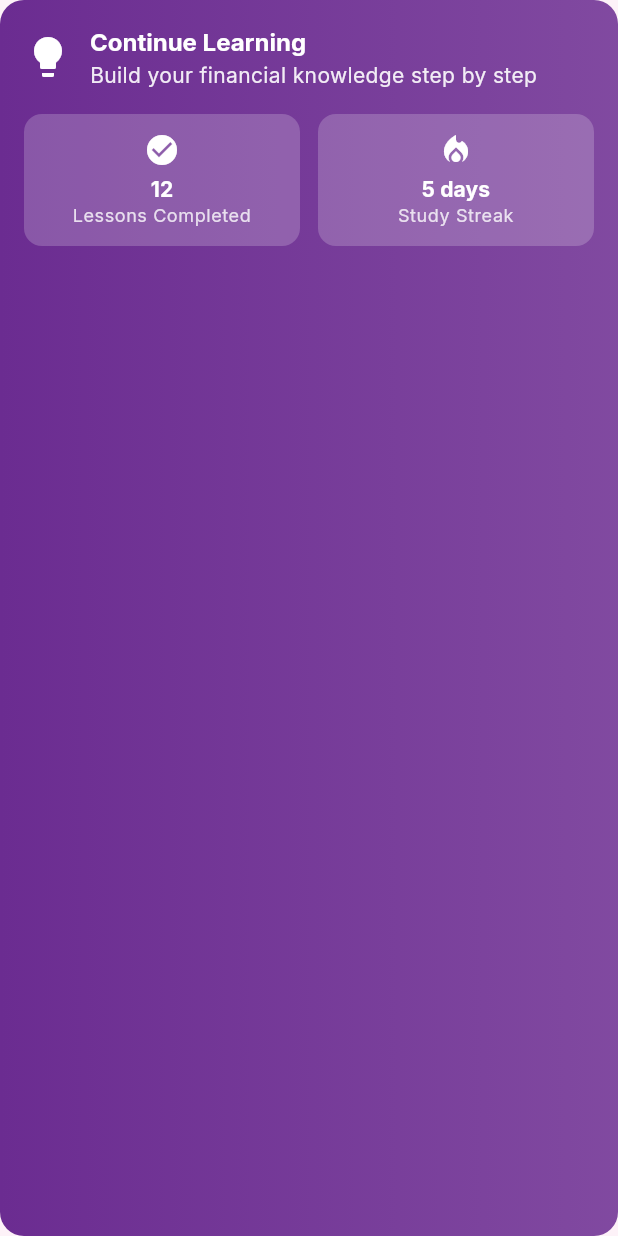
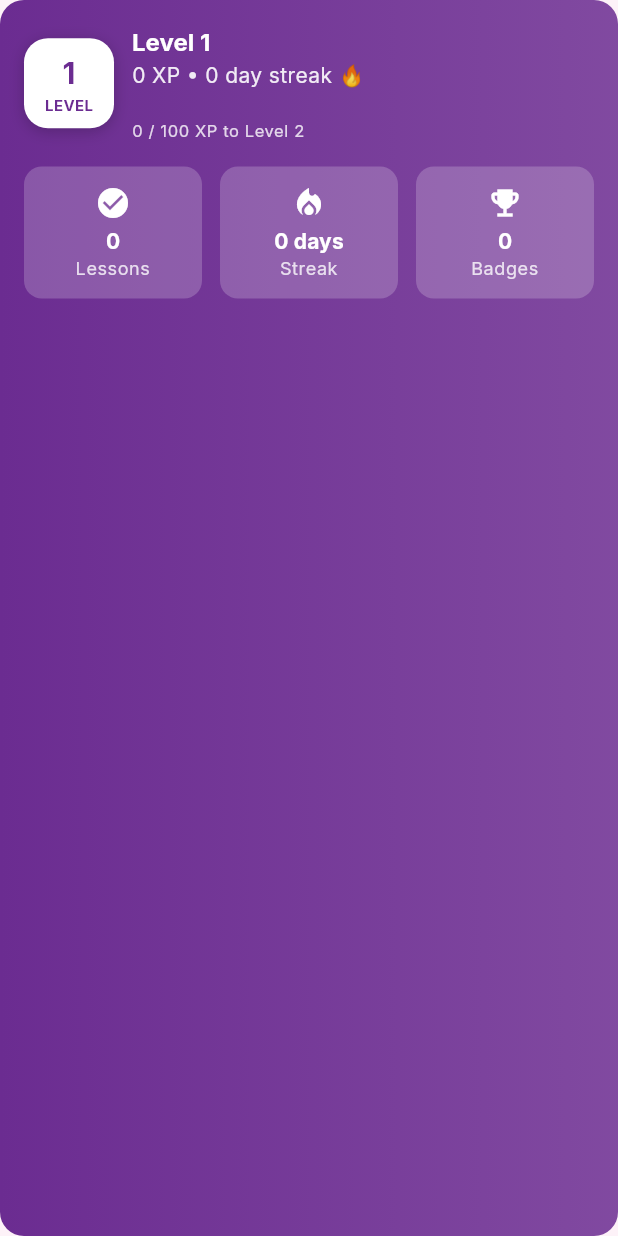
Before and after one commit to PennyPal/Flutter-App, a Flutter app: the _WelcomeSection widget shown alone on an empty page, opened directly, on a phone screen of 412 x 824 dp. Run offline on Flutter 3.47's test engine with Material 3 defaults, Android fonts, the phone set to English and light mode, and no system bars; our stand-ins replace appwrite, confetti, flutter_animate, flutter_riverpod, go_router, google_fonts and 3 more; accounts and stored records are empty; statements that could not run were skipped.

Commit message:
Add visual gamification enhancements and confetti celebrations
- Added visual progress indicators to Learn page (level badge, XP progress bar, stats)
- Implemented confetti celebrations for quiz correct answers and lesson completion
- Fixed dollar sign escaping in lesson quiz options
- Removed invalid maxBlastDirection parameter from confetti widget
- Updated Welcome section with live gamification data (level, XP, streak, badges)
- Integration with GamificationService for real-time stats display

```diff
--- a/lib/features/learn/presentation/pages/learn_page.dart
+++ b/lib/features/learn/presentation/pages/learn_page.dart
@@ -3,6 +3,7 @@ import 'dart:math';
 import '../../../../core/theme/color_scheme.dart';
 import '../../../../core/theme/app_theme.dart';
 import '../../../../shared/models/lesson.dart';
+import '../../../../shared/services/gamification_service.dart';
 import '../../enhanced_methods.dart';
 import 'lesson_viewer_page.dart';
 
@@ -244,6 +245,9 @@ class _WelcomeSection extends StatelessWidget {
   @override
   Widget build(BuildContext context) {
     final theme = Theme.of(context);
+    final gamificationService = GamificationService();
+    final levelProgress = gamificationService.getLevelProgress();
+
     return Container(
       padding: const EdgeInsets.all(AppTheme.lg),
       decoration: BoxDecoration(
@@ -255,10 +259,42 @@ class _WelcomeSection extends StatelessWidget {
         children: [
           Row(
             children: [
-                    const Icon(
-                Icons.lightbulb,
-                color: Colors.white,
-                size: 32,
+              // Level Badge
+              Container(
+                width: 60,
+                height: 60,
+                decoration: BoxDecoration(
+                  color: Colors.white,
+                  borderRadius: BorderRadius.circular(AppTheme.radiusLg.x),
+                  boxShadow: [
+                    BoxShadow(
+                      color: Colors.black.withAlpha((0.2 * 255).round()),
+                      blurRadius: 8,
+                      offset: const Offset(0, 2),
+                    ),
+                  ],
+                ),
+                child: Column(
+                  mainAxisAlignment: MainAxisAlignment.center,
+                  children: [
+                    Text(
+                      '${gamificationService.currentLevel}',
+                      style: TextStyle(
+                        fontSize: 20,
+                        fontWeight: FontWeight.bold,
+                        color: theme.colorScheme.primary,
+                      ),
+                    ),
+                    Text(
+                      'LEVEL',
+                      style: TextStyle(
+                        fontSize: 10,
+                        fontWeight: FontWeight.bold,
+                        color: theme.colorScheme.primary,
+                      ),
+                    ),
+                  ],
+                ),
               ),
               const SizedBox(width: AppTheme.md),
               Expanded(
@@ -266,16 +302,43 @@ class _WelcomeSection extends StatelessWidget {
                   crossAxisAlignment: CrossAxisAlignment.start,
                   children: [
                     Text(
-                      'Continue Learning',
+                      'Level ${gamificationService.currentLevel}',
                       style: theme.textTheme.titleLarge?.copyWith(
                         fontWeight: FontWeight.bold,
-                        color: theme.colorScheme.onPrimary,
+                        color: Colors.white,
                       ),
                     ),
                     Text(
-                      'Build your financial knowledge step by step',
+                      '${gamificationService.totalXP} XP • ${gamificationService.currentStreak} day streak 🔥',
                       style: theme.textTheme.bodyMedium?.copyWith(
-                        color: theme.colorScheme.onPrimary.withAlpha((0.9 * 255).round()),
+                        color: Colors.white.withAlpha((0.9 * 255).round()),
+                      ),
+                    ),
+                    const SizedBox(height: AppTheme.sm),
+                    // XP Progress Bar
+                    Container(
+                      height: 8,
+                      decoration: BoxDecoration(
+                        color: Colors.white.withAlpha((0.2 * 255).round()),
+                        borderRadius: BorderRadius.circular(4),
+                      ),
+                      child: FractionallySizedBox(
+                        alignment: Alignment.centerLeft,
+                        widthFactor: levelProgress['progress']! / 100.0,
+                        child: Container(
+                          decoration: BoxDecoration(
+                            color: Colors.white,
+                            borderRadius: BorderRadius.circular(4),
+                          ),
+                        ),
+                      ),
+                    ),
+                    const SizedBox(height: AppTheme.xs),
+                    Text(
+                      '${levelProgress['current']} / ${levelProgress['next']} XP to Level ${gamificationService.currentLevel + 1}',
+                      style: theme.textTheme.bodySmall?.copyWith(
+                        color: Colors.white.withAlpha((0.8 * 255).round()),
+                        fontSize: 11,
                       ),
                     ),
                   ],
@@ -286,16 +349,28 @@ class _WelcomeSection extends StatelessWidget {
           const SizedBox(height: AppTheme.lg),
           Row(
             children: [
-              _StatCard(
-                label: 'Lessons Completed',
-                value: '12',
-                icon: Icons.check_circle,
+              Expanded(
+                child: _StatCard(
+                  label: 'Lessons',
+                  value: '${gamificationService.quizzesCompleted}',
+                  icon: Icons.check_circle,
+                ),
               ),
               const SizedBox(width: AppTheme.md),
-              _StatCard(
-                label: 'Study Streak',
-                value: '5 days',
-                icon: Icons.local_fire_department,
+              Expanded(
+                child: _StatCard(
+                  label: 'Streak',
+                  value: '${gamificationService.currentStreak} days',
+                  icon: Icons.local_fire_department,
+                ),
+              ),
+              const SizedBox(width: AppTheme.md),
+              Expanded(
+                child: _StatCard(
+                  label: 'Badges',
+                  value: '${gamificationService.badgesEarned}',
+                  icon: Icons.emoji_events,
+                ),
               ),
             ],
           ),
--- a/lib/shared/widgets/confetti_celebration.dart
+++ b/lib/shared/widgets/confetti_celebration.dart
@@ -45,7 +45,6 @@ class _ConfettiCelebrationState extends State<ConfettiCelebration> {
       child: ConfettiWidget(
         confettiController: _controller,
         blastDirection: 3.14 / 2, // Blast upwards
-        maxBlastDirection: 3.14 / 2,
         emissionFrequency: 0.05,
         numberOfParticles: 50,
         gravity: 0.1,
```
Also changed, not shown: lib/features/learn/presentation/pages/lesson_viewer_page.dart (+43 -6 lines), lib/shared/models/lesson.dart (+4 -4 lines).
